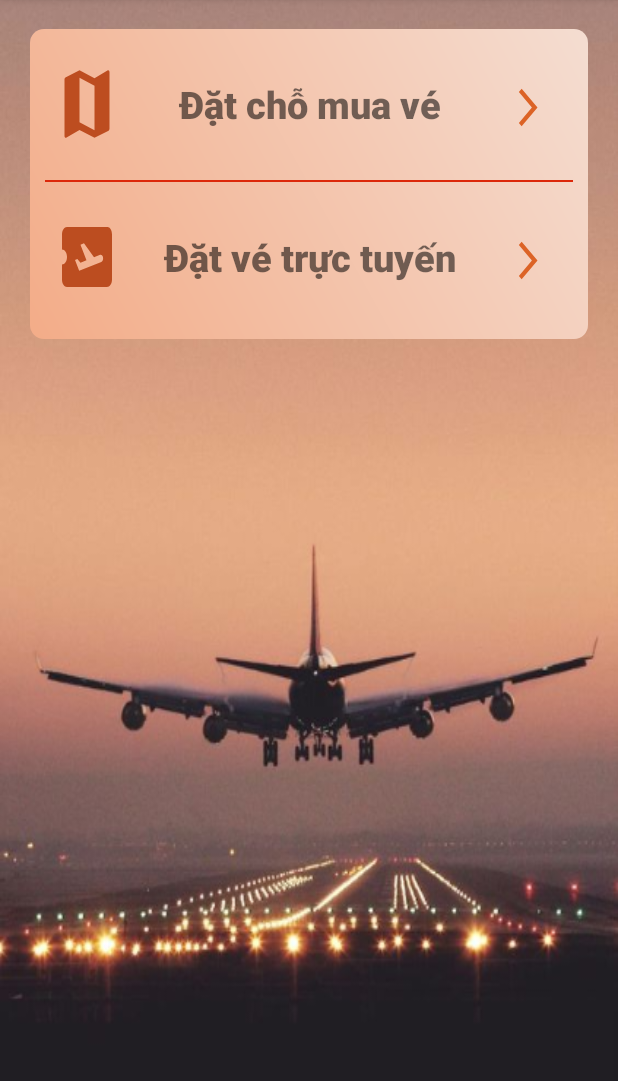
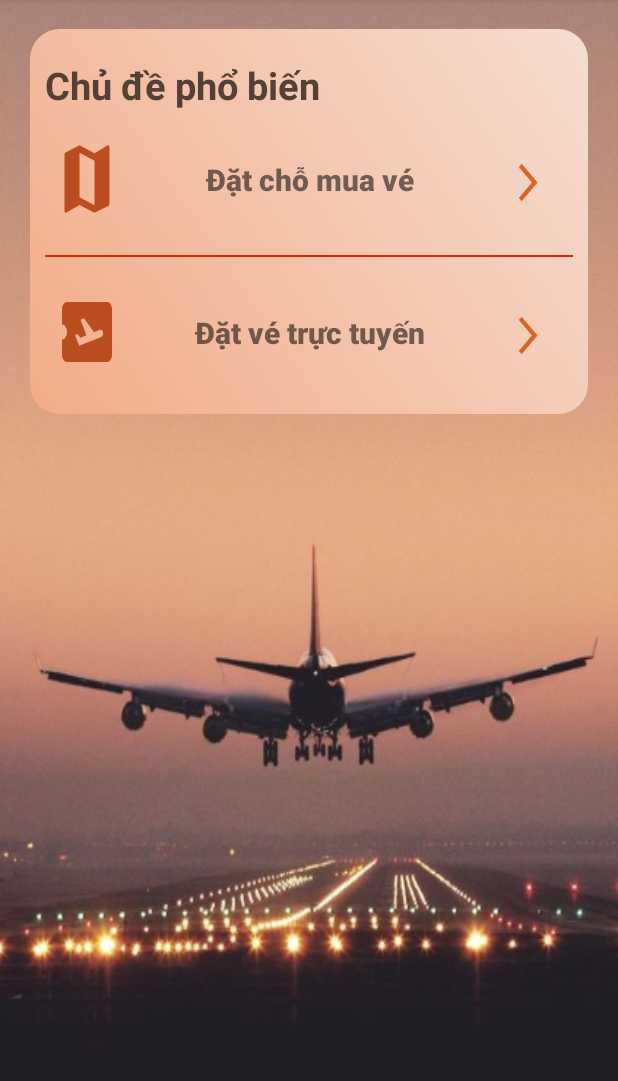
Before and after one commit to tannha12345663/AppDatVeMayBay, an Android app: the screen it shows after launch (MainActivity), in the side drawer, after a tap on "Câu hỏi thường gặp", on a phone screen of 412 x 824 dp, the part 85-1166 px from its top. Run offline under Robolectric (Android 15) with nearby library versions, the phone set to English and light mode, and no system bars; our stand-ins replace CircleImageView; libraries missing offline, so code that uses them is left out: me.relex.circleindicator; 3 statements that could not run were skipped.

Commit message:
layout_quest update 10/10

```diff
--- a/app/src/main/java/com/example/appdatvemaybay/MainActivity.java
+++ b/app/src/main/java/com/example/appdatvemaybay/MainActivity.java
@@ -67,9 +67,7 @@
 
         //Nhã Trương
 
-
     }
-
 
     @Override
     public boolean onCreateOptionsMenu(Menu menu) {
@@ -83,6 +81,7 @@
         int id = item.getItemId();
         if (id==R.id.menu_toolbar){
             mDrawerLayout.openDrawer(GravityCompat.END);
+
         }
 
         return true;
--- a/app/src/main/res/drawable/retangle_border.xml
+++ b/app/src/main/res/drawable/retangle_border.xml
@@ -2,7 +2,7 @@
 <shape xmlns:android="http://schemas.android.com/apk/res/android"
     android:shape="rectangle">
     <corners
-        android:radius="9dp" />
+        android:radius="20dp"/>
     <gradient
         android:angle="45"
         android:endColor="#F4DDD1"
--- a/app/src/main/res/layout/fragment_quest.xml
+++ b/app/src/main/res/layout/fragment_quest.xml
@@ -1,4 +1,5 @@
 <?xml version="1.0" encoding="utf-8"?>
+
 <LinearLayout xmlns:android="http://schemas.android.com/apk/res/android"
     android:layout_width="match_parent"
     android:layout_height="match_parent"
@@ -6,19 +7,28 @@
     android:orientation="vertical"
     android:padding="20dp"
     >
-
     <RelativeLayout
         android:layout_width="match_parent"
         android:layout_height="wrap_content"
-        android:background="@drawable/retangle_border"
-        >
+        android:background="@drawable/retangle_border">
+
+        <TextView
+            android:id="@+id/tv_topic"
+            android:layout_width="wrap_content"
+            android:layout_height="wrap_content"
+            android:text="Chủ đề phổ biến"
+            android:textSize="25dp"
+            android:textStyle="bold"
+            android:textColor="#554036"
+            android:layout_marginBottom="15dp"/>
 
         <View
             android:layout_width="40dp"
             android:layout_height="60dp"
             android:background="@drawable/map_quest"
             android:layout_marginLeft="8dp"
-            android:layout_alignParentLeft="true"/>
+            android:layout_alignParentLeft="true"
+            android:layout_below="@+id/tv_topic"/>
 
         <TextView
             android:id="@+id/datchomuave"
@@ -27,9 +37,9 @@
             android:layout_margin="5dp"
             android:gravity="center"
             android:layout_gravity="center"
-
+            android:layout_below="@+id/tv_topic"
             android:text="Đặt chỗ mua vé"
-            android:textSize="25dp"
+            android:textSize="20dp"
             android:textStyle="bold"
             android:fontFamily="sans-serif-medium"/>
 
@@ -42,7 +52,8 @@
             android:layout_marginTop="17dp"
             android:layout_marginEnd="17dp"
             android:layout_marginBottom="17dp"
-            android:background="@drawable/arrow_quest" />
+            android:background="@drawable/arrow_quest"
+            android:layout_below="@+id/tv_topic"/>
         <View
             android:id="@+id/view"
             android:layout_width="match_parent"
@@ -68,7 +79,7 @@
             android:gravity="center"
             android:layout_gravity="center"
             android:text="Đặt vé trực tuyến"
-            android:textSize="25dp"
+            android:textSize="20dp"
             android:textStyle="bold"
             android:fontFamily="sans-serif-medium"
             android:layout_below="@+id/view"/>
@@ -87,5 +98,4 @@
 
             </RelativeLayout>
 
-
         </LinearLayout>
```
